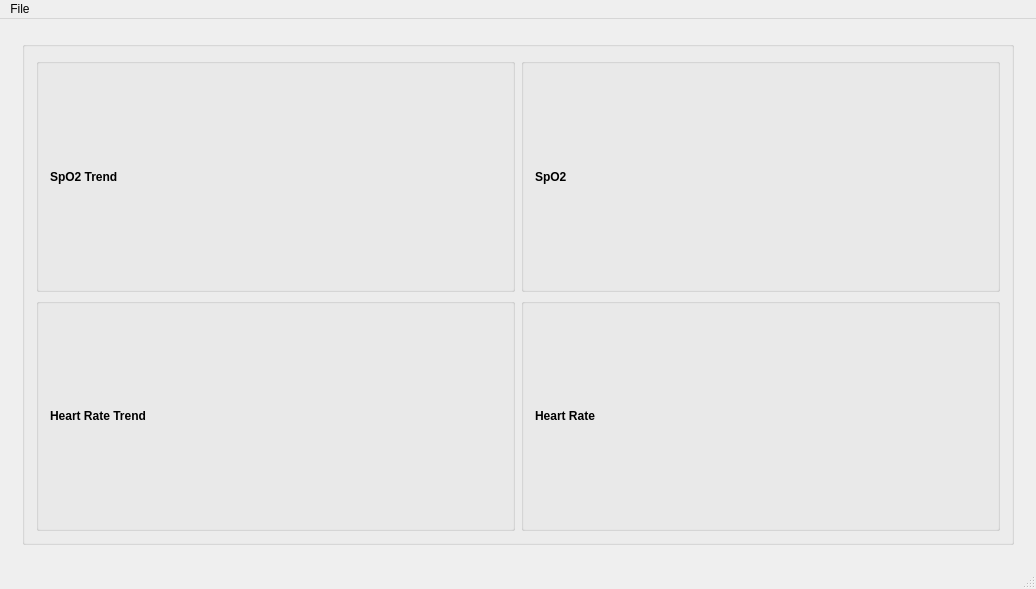
Old version of the form mainform.ui in the repository csaba-urban/SPO2.
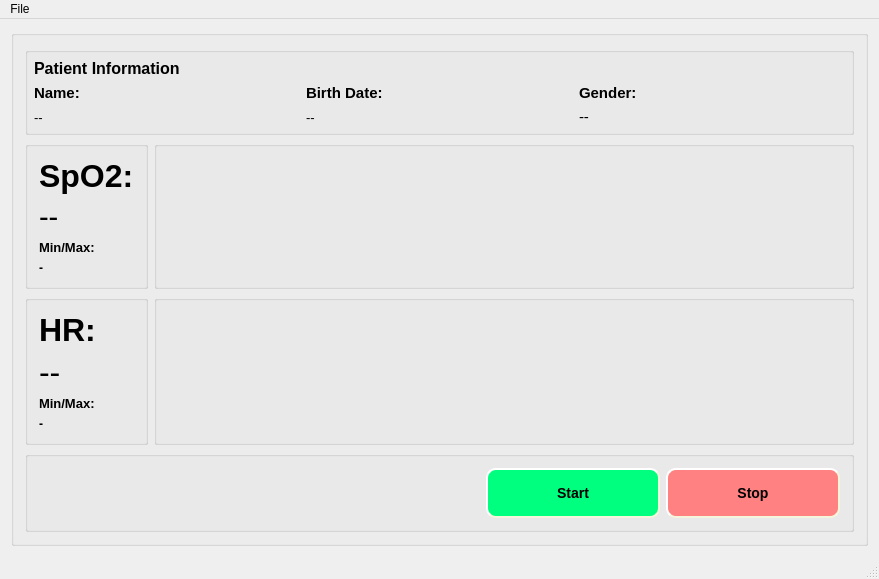
New version of the form. The open tabs and pages were chosen to show the change. Icons and pictures are not drawn.

```diff
--- a/mainform.ui
+++ b/mainform.ui
@@ -6,8 +6,8 @@
    <rect>
     <x>0</x>
     <y>0</y>
-    <width>1036</width>
-    <height>589</height>
+    <width>879</width>
+    <height>532</height>
    </rect>
   </property>
   <property name="windowTitle">
@@ -773,6 +773,18 @@
       </widget>
       <widget class="QWidget" name="acquisitionPage">
        <layout class="QGridLayout" name="gridLayout_34">
+        <property name="leftMargin">
+         <number>0</number>
+        </property>
+        <property name="topMargin">
+         <number>0</number>
+        </property>
+        <property name="rightMargin">
+         <number>0</number>
+        </property>
+        <property name="bottomMargin">
+         <number>0</number>
+        </property>
         <item row="0" column="0">
          <widget class="QGroupBox" name="groupBox_3">
           <property name="styleSheet">
@@ -782,88 +794,372 @@
            <string/>
           </property>
           <layout class="QGridLayout" name="gridLayout_19">
-           <item row="1" column="1">
-            <widget class="QGroupBox" name="uiSpoGroupBox">
-             <property name="title">
-              <string/>
-             </property>
-             <layout class="QGridLayout" name="gridLayout_20">
-              <item row="0" column="0">
-               <widget class="QLabel" name="label">
-                <property name="font">
-                 <font>
-                  <weight>75</weight>
-                  <bold>true</bold>
-                 </font>
-                </property>
-                <property name="text">
-                 <string>SpO2</string>
-                </property>
-               </widget>
-              </item>
-             </layout>
-            </widget>
-           </item>
-           <item row="1" column="0">
-            <widget class="QGroupBox" name="uiSpoTrendGroupBox">
-             <property name="title">
-              <string/>
-             </property>
-             <layout class="QGridLayout" name="gridLayout_21">
-              <item row="0" column="0">
-               <widget class="QLabel" name="uiSpoTrendLabel">
-                <property name="font">
-                 <font>
-                  <weight>75</weight>
-                  <bold>true</bold>
-                 </font>
-                </property>
-                <property name="text">
-                 <string>SpO2 Trend</string>
-                </property>
-               </widget>
-              </item>
-             </layout>
-            </widget>
-           </item>
-           <item row="2" column="1">
-            <widget class="QGroupBox" name="uiHeartRateGroupBox">
-             <property name="title">
-              <string/>
-             </property>
-             <layout class="QGridLayout" name="gridLayout_22">
-              <item row="0" column="0">
-               <widget class="QLabel" name="uiHeartRateLabel">
-                <property name="font">
-                 <font>
-                  <weight>75</weight>
-                  <bold>true</bold>
-                 </font>
-                </property>
-                <property name="text">
-                 <string>Heart Rate</string>
-                </property>
-               </widget>
-              </item>
-             </layout>
-            </widget>
-           </item>
            <item row="2" column="0">
-            <widget class="QGroupBox" name="uiHeartRateTrendGroupBox">
+            <widget class="QGroupBox" name="uiHeartRateValueGroupBox">
+             <property name="sizePolicy">
+              <sizepolicy hsizetype="Preferred" vsizetype="Preferred">
+               <horstretch>0</horstretch>
+               <verstretch>0</verstretch>
+              </sizepolicy>
+             </property>
              <property name="title">
               <string/>
              </property>
              <layout class="QGridLayout" name="gridLayout_23">
+              <item row="1" column="0">
+               <widget class="QLabel" name="uiHRValueLabel">
+                <property name="font">
+                 <font>
+                  <pointsize>24</pointsize>
+                 </font>
+                </property>
+                <property name="text">
+                 <string>--</string>
+                </property>
+               </widget>
+              </item>
               <item row="0" column="0">
-               <widget class="QLabel" name="uiHeartRateTrendLabel">
+               <widget class="QLabel" name="uiHeartRateLabel">
                 <property name="font">
                  <font>
+                  <pointsize>24</pointsize>
                   <weight>75</weight>
                   <bold>true</bold>
                  </font>
                 </property>
                 <property name="text">
-                 <string>Heart Rate Trend</string>
+                 <string>HR:</string>
+                </property>
+               </widget>
+              </item>
+              <item row="2" column="0">
+               <widget class="QLabel" name="uiAcqHRMinMaxLabel">
+                <property name="font">
+                 <font>
+                  <pointsize>10</pointsize>
+                  <weight>75</weight>
+                  <bold>true</bold>
+                 </font>
+                </property>
+                <property name="text">
+                 <string>Min/Max:</string>
+                </property>
+               </widget>
+              </item>
+              <item row="3" column="0">
+               <widget class="QLabel" name="uiHRMinMaxValueLabel">
+                <property name="font">
+                 <font>
+                  <weight>75</weight>
+                  <bold>true</bold>
+                 </font>
+                </property>
+                <property name="text">
+                 <string>-</string>
+                </property>
+               </widget>
+              </item>
+             </layout>
+            </widget>
+           </item>
+           <item row="2" column="1">
+            <widget class="QGroupBox" name="uiHeartRateTrendGroupBox">
+             <property name="title">
+              <string/>
+             </property>
+             <layout class="QGridLayout" name="gridLayout_22"/>
+            </widget>
+           </item>
+           <item row="3" column="0" colspan="2">
+            <widget class="QGroupBox" name="uiConnectToDeviceButtonsGroupBox">
+             <property name="sizePolicy">
+              <sizepolicy hsizetype="Preferred" vsizetype="Maximum">
+               <horstretch>0</horstretch>
+               <verstretch>0</verstretch>
+              </sizepolicy>
+             </property>
+             <property name="title">
+              <string/>
+             </property>
+             <layout class="QGridLayout" name="gridLayout_24">
+              <item row="0" column="0">
+               <spacer name="horizontalSpacer_11">
+                <property name="orientation">
+                 <enum>Qt::Horizontal</enum>
+                </property>
+                <property name="sizeHint" stdset="0">
+                 <size>
+                  <width>40</width>
+                  <height>20</height>
+                 </size>
+                </property>
+               </spacer>
+              </item>
+              <item row="0" column="1">
+               <widget class="QPushButton" name="uiStartPushButton">
+                <property name="minimumSize">
+                 <size>
+                  <width>174</width>
+                  <height>50</height>
+                 </size>
+                </property>
+                <property name="font">
+                 <font>
+                  <pointsize>-1</pointsize>
+                  <weight>75</weight>
+                  <italic>false</italic>
+                  <bold>true</bold>
+                 </font>
+                </property>
+                <property name="styleSheet">
+                 <string notr="true">QPushButton
+{
+    background-color: rgb(0, 255, 127);
+    border-style: outset;
+    border-width: 2px;
+    border-radius: 10px;
+    border-color: beige;
+    font: bold 14px;
+    min-width: 10em;
+}</string>
+                </property>
+                <property name="text">
+                 <string>Start</string>
+                </property>
+               </widget>
+              </item>
+              <item row="0" column="2">
+               <widget class="QPushButton" name="uiStopPushButton">
+                <property name="minimumSize">
+                 <size>
+                  <width>174</width>
+                  <height>50</height>
+                 </size>
+                </property>
+                <property name="font">
+                 <font>
+                  <pointsize>-1</pointsize>
+                  <weight>75</weight>
+                  <italic>false</italic>
+                  <bold>true</bold>
+                 </font>
+                </property>
+                <property name="styleSheet">
+                 <string notr="true">QPushButton
+{
+    background-color:rgb(255, 129, 129);
+    border-style: outset;
+    border-width: 2px;
+    border-radius: 10px;
+    border-color: beige;
+    font: bold 14px;
+    min-width: 10em;
+}</string>
+                </property>
+                <property name="text">
+                 <string>Stop</string>
+                </property>
+               </widget>
+              </item>
+             </layout>
+            </widget>
+           </item>
+           <item row="1" column="0">
+            <widget class="QGroupBox" name="uiSpoValueGroupBox">
+             <property name="sizePolicy">
+              <sizepolicy hsizetype="Maximum" vsizetype="Preferred">
+               <horstretch>0</horstretch>
+               <verstretch>0</verstretch>
+              </sizepolicy>
+             </property>
+             <property name="title">
+              <string/>
+             </property>
+             <layout class="QGridLayout" name="gridLayout_21">
+              <item row="2" column="0">
+               <widget class="QLabel" name="uiSPO2ValueLabel">
+                <property name="font">
+                 <font>
+                  <pointsize>22</pointsize>
+                 </font>
+                </property>
+                <property name="text">
+                 <string>--</string>
+                </property>
+               </widget>
+              </item>
+              <item row="3" column="0">
+               <widget class="QLabel" name="uiAcqSPOMinMaxLabel">
+                <property name="font">
+                 <font>
+                  <pointsize>10</pointsize>
+                  <weight>75</weight>
+                  <bold>true</bold>
+                 </font>
+                </property>
+                <property name="text">
+                 <string>Min/Max:</string>
+                </property>
+               </widget>
+              </item>
+              <item row="1" column="0">
+               <widget class="QLabel" name="uiSPO2Label">
+                <property name="font">
+                 <font>
+                  <pointsize>24</pointsize>
+                  <weight>75</weight>
+                  <bold>true</bold>
+                 </font>
+                </property>
+                <property name="text">
+                 <string>SpO2:</string>
+                </property>
+               </widget>
+              </item>
+              <item row="4" column="0">
+               <widget class="QLabel" name="uiSPOMinMaxValueLabel">
+                <property name="font">
+                 <font>
+                  <weight>75</weight>
+                  <bold>true</bold>
+                 </font>
+                </property>
+                <property name="text">
+                 <string>-</string>
+                </property>
+               </widget>
+              </item>
+             </layout>
+            </widget>
+           </item>
+           <item row="1" column="1">
+            <widget class="QGroupBox" name="uiSpoTrendGroupBox">
+             <property name="sizePolicy">
+              <sizepolicy hsizetype="Preferred" vsizetype="Preferred">
+               <horstretch>0</horstretch>
+               <verstretch>0</verstretch>
+              </sizepolicy>
+             </property>
+             <property name="title">
+              <string/>
+             </property>
+             <layout class="QGridLayout" name="uiSpoTrendLayout"/>
+            </widget>
+           </item>
+           <item row="0" column="0" colspan="2">
+            <widget class="QGroupBox" name="uiPatientInfoGroupBox">
+             <property name="sizePolicy">
+              <sizepolicy hsizetype="Preferred" vsizetype="Maximum">
+               <horstretch>0</horstretch>
+               <verstretch>0</verstretch>
+              </sizepolicy>
+             </property>
+             <property name="title">
+              <string/>
+             </property>
+             <layout class="QGridLayout" name="gridLayout_20">
+              <property name="leftMargin">
+               <number>6</number>
+              </property>
+              <property name="topMargin">
+               <number>6</number>
+              </property>
+              <property name="rightMargin">
+               <number>6</number>
+              </property>
+              <property name="bottomMargin">
+               <number>6</number>
+              </property>
+              <item row="0" column="0">
+               <widget class="QLabel" name="uiPatientInfoLabel">
+                <property name="font">
+                 <font>
+                  <pointsize>12</pointsize>
+                  <weight>75</weight>
+                  <italic>false</italic>
+                  <bold>true</bold>
+                 </font>
+                </property>
+                <property name="text">
+                 <string>Patient Information</string>
+                </property>
+               </widget>
+              </item>
+              <item row="1" column="0">
+               <widget class="QLabel" name="uiAcqPatientNameLabel">
+                <property name="font">
+                 <font>
+                  <pointsize>11</pointsize>
+                  <weight>75</weight>
+                  <bold>true</bold>
+                 </font>
+                </property>
+                <property name="text">
+                 <string>Name:</string>
+                </property>
+               </widget>
+              </item>
+              <item row="1" column="1">
+               <widget class="QLabel" name="uiAcqPatientBirthDateLabel">
+                <property name="font">
+                 <font>
+                  <pointsize>11</pointsize>
+                  <weight>75</weight>
+                  <bold>true</bold>
+                 </font>
+                </property>
+                <property name="text">
+                 <string>Birth Date:</string>
+                </property>
+               </widget>
+              </item>
+              <item row="1" column="2">
+               <widget class="QLabel" name="uiAcqPatientGenderLabel">
+                <property name="font">
+                 <font>
+                  <pointsize>11</pointsize>
+                  <weight>75</weight>
+                  <bold>true</bold>
+                 </font>
+                </property>
+                <property name="text">
+                 <string>Gender:</string>
+                </property>
+               </widget>
+              </item>
+              <item row="2" column="0">
+               <widget class="QLabel" name="uiAcqPatientNameValueLabel">
+                <property name="font">
+                 <font>
+                  <pointsize>10</pointsize>
+                 </font>
+                </property>
+                <property name="text">
+                 <string>--</string>
+                </property>
+               </widget>
+              </item>
+              <item row="2" column="1">
+               <widget class="QLabel" name="uiAcqBirthDateValueLabel">
+                <property name="font">
+                 <font>
+                  <pointsize>10</pointsize>
+                 </font>
+                </property>
+                <property name="text">
+                 <string>--</string>
+                </property>
+               </widget>
+              </item>
+              <item row="2" column="2">
+               <widget class="QLabel" name="uiAcqGenderValueLabel">
+                <property name="font">
+                 <font>
+                  <pointsize>11</pointsize>
+                 </font>
+                </property>
+                <property name="text">
+                 <string>--</string>
                 </property>
                </widget>
               </item>
@@ -884,7 +1180,7 @@
     <rect>
      <x>0</x>
      <y>0</y>
-     <width>1036</width>
+     <width>879</width>
      <height>21</height>
     </rect>
    </property>
```
Left out of the diff: 275 changed lines with no effect on the pictures.
